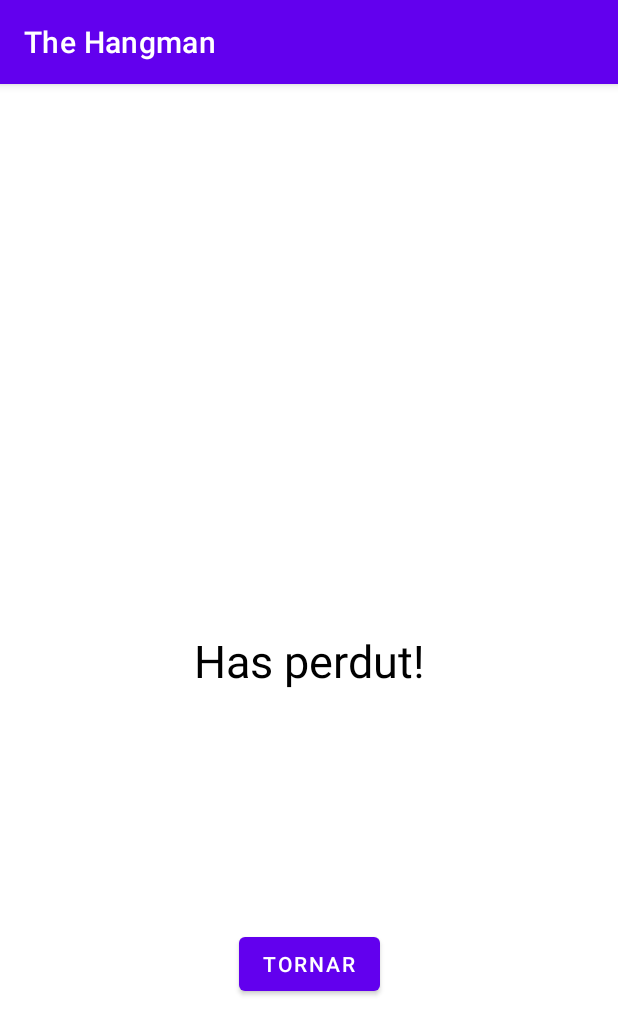
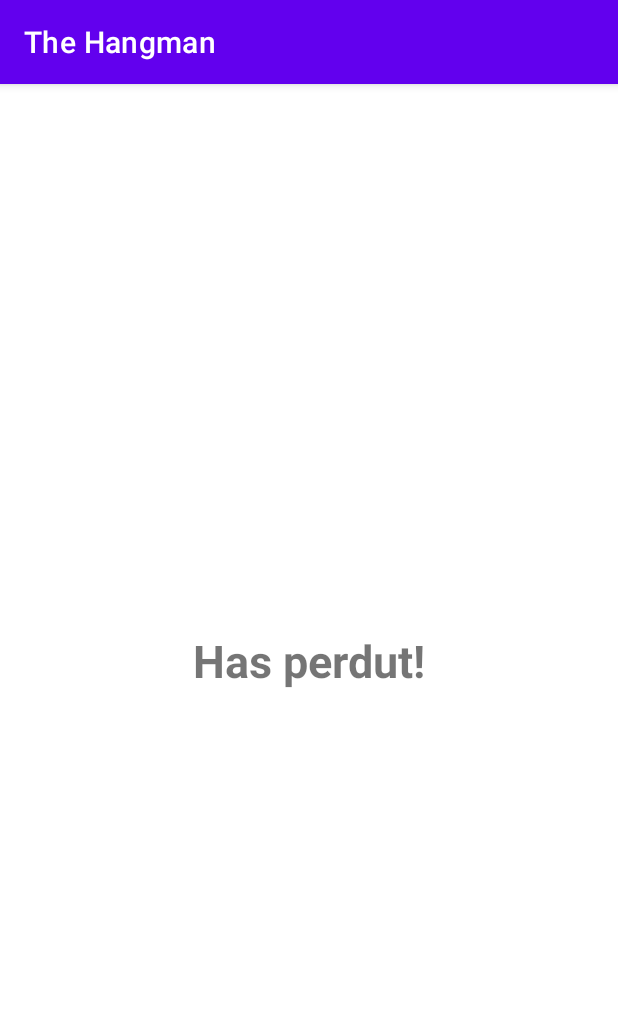
Before and after one commit to DA-102386-2223/thehangman2, an Android app: the EndGameActivity screen opened directly, with no data from a screen before it, on a phone screen of 412 x 824 dp. Shown: the top 1035 px of the screen. Run offline under Robolectric (Android 15) with nearby library versions, the phone set to English and light mode, and no system bars.

Commit message:
requisit4

```diff
--- a/app/src/main/java/cat/udl/gtidic/course2223/teacher/thehangman/EndGameActivity.java
+++ b/app/src/main/java/cat/udl/gtidic/course2223/teacher/thehangman/EndGameActivity.java
@@ -4,6 +4,7 @@ import androidx.appcompat.app.AppCompatActivity;
 
 import android.content.Intent;
 import android.os.Bundle;
+import android.os.CountDownTimer;
 import android.widget.Button;
 import android.widget.TextView;
 
@@ -20,13 +21,16 @@ public class EndGameActivity extends AppCompatActivity {
         isPlayerWinner = i.getBooleanExtra("isPlayerWinner", false);
 
         TextView tv = findViewById(R.id.endGameTextView);
-        Button btn = findViewById(R.id.endGameButton);
 
         if (isPlayerWinner) tv.setText("Has guanyat!");
         else tv.setText("Has perdut!");
 
-        btn.setOnClickListener(v -> {
-            finish();
-        });
+        new CountDownTimer(5000, 1000) {
+            public void onFinish() {
+                finish();
+            }
+            public void onTick(long millisUntilFinished) {
+            }
+        }.start();
     }
 }
--- a/app/src/main/res/layout/activity_end_game.xml
+++ b/app/src/main/res/layout/activity_end_game.xml
@@ -12,20 +12,10 @@
         android:id="@+id/endGameTextView"
         android:text="TEMP"
         android:textSize="30sp"
-        android:textColor="@color/black"
+        android:textStyle="bold"
         app:layout_constraintBottom_toBottomOf="parent"
         app:layout_constraintEnd_toEndOf="parent"
         app:layout_constraintStart_toStartOf="parent"
         app:layout_constraintTop_toTopOf="parent"/>
 
-    <Button
-        android:layout_width="wrap_content"
-        android:layout_height="wrap_content"
-        android:id="@+id/endGameButton"
-        android:text="Tornar"
-        app:layout_constraintBottom_toBottomOf="parent"
-        app:layout_constraintEnd_toEndOf="parent"
-        app:layout_constraintStart_toStartOf="parent"
-        app:layout_constraintTop_toBottomOf="@id/endGameTextView"/>
-
 </androidx.constraintlayout.widget.ConstraintLayout>
```
